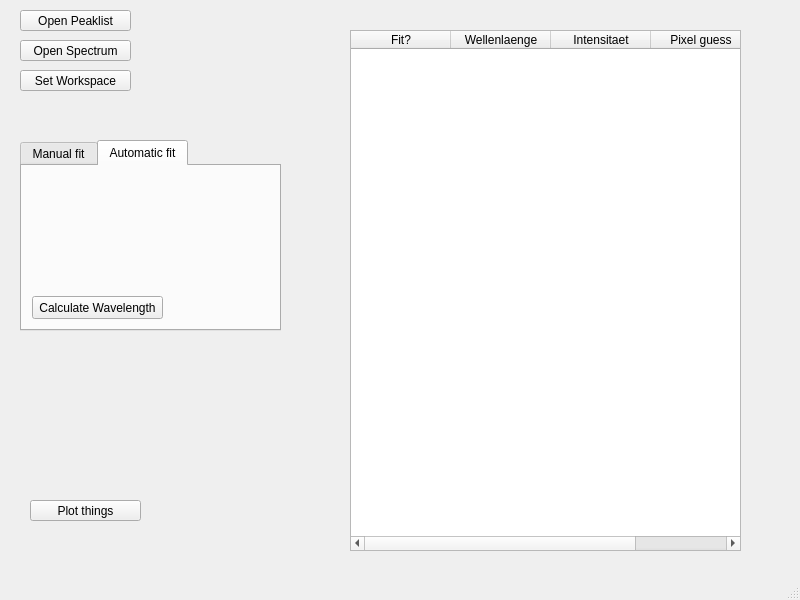
Qt form Fittergui.ui (rnoske/Specfit) before a commit.
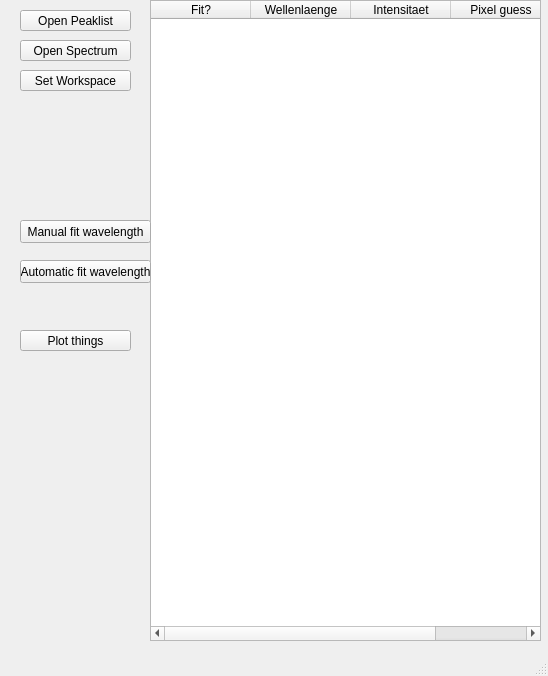
The same form after that commit.

Diff of the .ui file:
```diff
--- a/Fittergui.ui
+++ b/Fittergui.ui
@@ -6,8 +6,8 @@
    <rect>
     <x>0</x>
     <y>0</y>
-    <width>800</width>
-    <height>600</height>
+    <width>548</width>
+    <height>676</height>
    </rect>
   </property>
   <property name="windowTitle">
@@ -43,8 +43,8 @@
    <widget class="QPushButton" name="Plotter_pushButton">
     <property name="geometry">
      <rect>
-      <x>30</x>
-      <y>500</y>
+      <x>20</x>
+      <y>330</y>
       <width>111</width>
       <height>21</height>
      </rect>
@@ -56,10 +56,10 @@
    <widget class="QTableWidget" name="Peaklist_Table">
     <property name="geometry">
      <rect>
-      <x>350</x>
-      <y>30</y>
+      <x>150</x>
+      <y>0</y>
       <width>391</width>
-      <height>521</height>
+      <height>641</height>
      </rect>
     </property>
     <property name="sizePolicy">
@@ -101,55 +101,6 @@
      </property>
     </column>
    </widget>
-   <widget class="QTabWidget" name="tabWidget">
-    <property name="geometry">
-     <rect>
-      <x>20</x>
-      <y>140</y>
-      <width>261</width>
-      <height>191</height>
-     </rect>
-    </property>
-    <property name="currentIndex">
-     <number>1</number>
-    </property>
-    <widget class="QWidget" name="tab">
-     <attribute name="title">
-      <string>Manual fit</string>
-     </attribute>
-     <widget class="QPushButton" name="FitPeaksManual_pushButton">
-      <property name="geometry">
-       <rect>
-        <x>10</x>
-        <y>10</y>
-        <width>121</width>
-        <height>23</height>
-       </rect>
-      </property>
-      <property name="text">
-       <string>Fit wavelength</string>
-      </property>
-     </widget>
-    </widget>
-    <widget class="QWidget" name="tab_2">
-     <attribute name="title">
-      <string>Automatic fit</string>
-     </attribute>
-     <widget class="QPushButton" name="fitPeaksAutomatic_pushButton">
-      <property name="geometry">
-       <rect>
-        <x>10</x>
-        <y>130</y>
-        <width>131</width>
-        <height>23</height>
-       </rect>
-      </property>
-      <property name="text">
-       <string>Calculate Wavelength</string>
-      </property>
-     </widget>
-    </widget>
-   </widget>
    <widget class="QPushButton" name="SetWorkspace_pushButton">
     <property name="geometry">
      <rect>
@@ -163,6 +114,32 @@
      <string>Set Workspace</string>
     </property>
    </widget>
+   <widget class="QPushButton" name="fitPeaksAutomatic_pushButton">
+    <property name="geometry">
+     <rect>
+      <x>20</x>
+      <y>260</y>
+      <width>131</width>
+      <height>23</height>
+     </rect>
+    </property>
+    <property name="text">
+     <string>Automatic fit wavelength</string>
+    </property>
+   </widget>
+   <widget class="QPushButton" name="FitPeaksManual_pushButton">
+    <property name="geometry">
+     <rect>
+      <x>20</x>
+      <y>220</y>
+      <width>131</width>
+      <height>23</height>
+     </rect>
+    </property>
+    <property name="text">
+     <string>Manual fit wavelength</string>
+    </property>
+   </widget>
   </widget>
   <widget class="QMenuBar" name="menubar">
    <property name="geometry">
```
Left out of the diff: 6 changed lines with no effect on the pictures.
